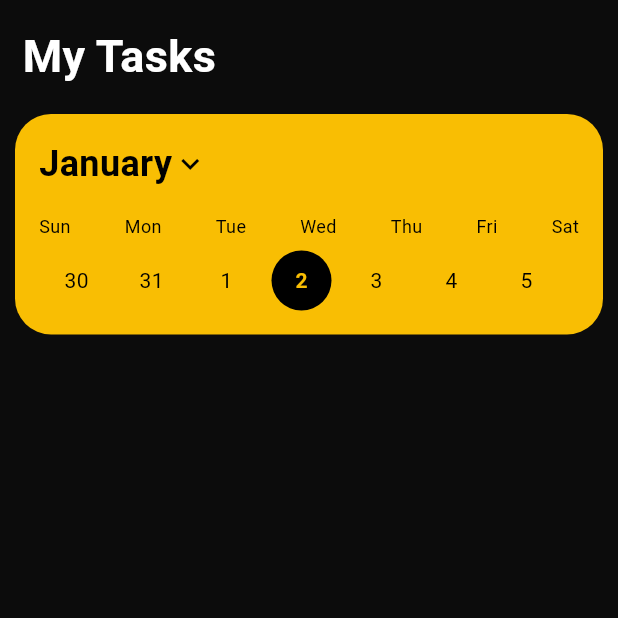
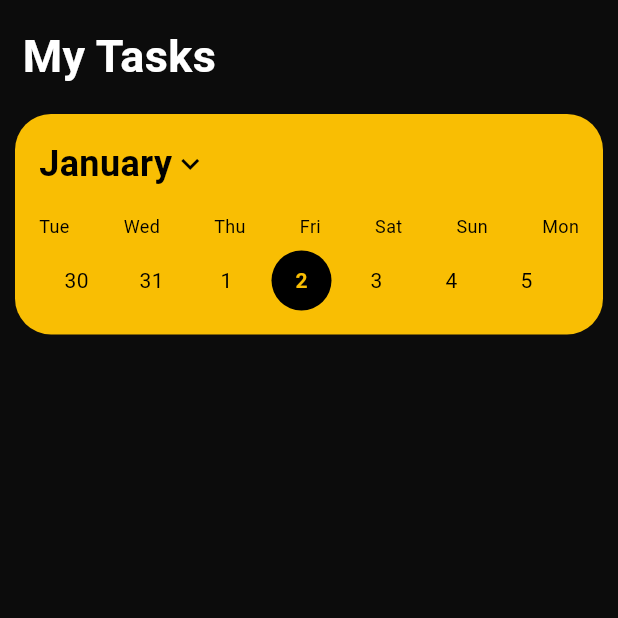
Before and after one commit to flaminshinjan/todolity, a Flutter app: the DashboardScreen screen opened directly, item 2 of the bottom bar chosen, on a phone screen of 412 x 824 dp, the top half of it. Run offline on Flutter 3.47's test engine with Material 3 defaults, Android fonts, the phone set to English and light mode, and no system bars; our stand-ins replace cached_network_image, cloud_firestore, cloud_functions, firebase_auth, firebase_core, firebase_messaging and 4 more; accounts and stored records are empty.

Commit message:
fix: calendar array fixed

```diff
--- a/lib/presentation/screens/tasks/task_list_screen.dart
+++ b/lib/presentation/screens/tasks/task_list_screen.dart
@@ -124,7 +124,7 @@ class CalendarStrip extends StatelessWidget {
           Row(
             mainAxisAlignment: MainAxisAlignment.spaceBetween,
             children: [
-              ...['Sun', 'Mon', 'Tue', 'Wed', 'Thu', 'Fri', 'Sat'].map(
+              ...[ 'Tue', 'Wed', 'Thu', 'Fri', 'Sat', 'Sun', 'Mon'].map(
                 (day) => Text(
                   day,
                   style: TextStyle(
```
